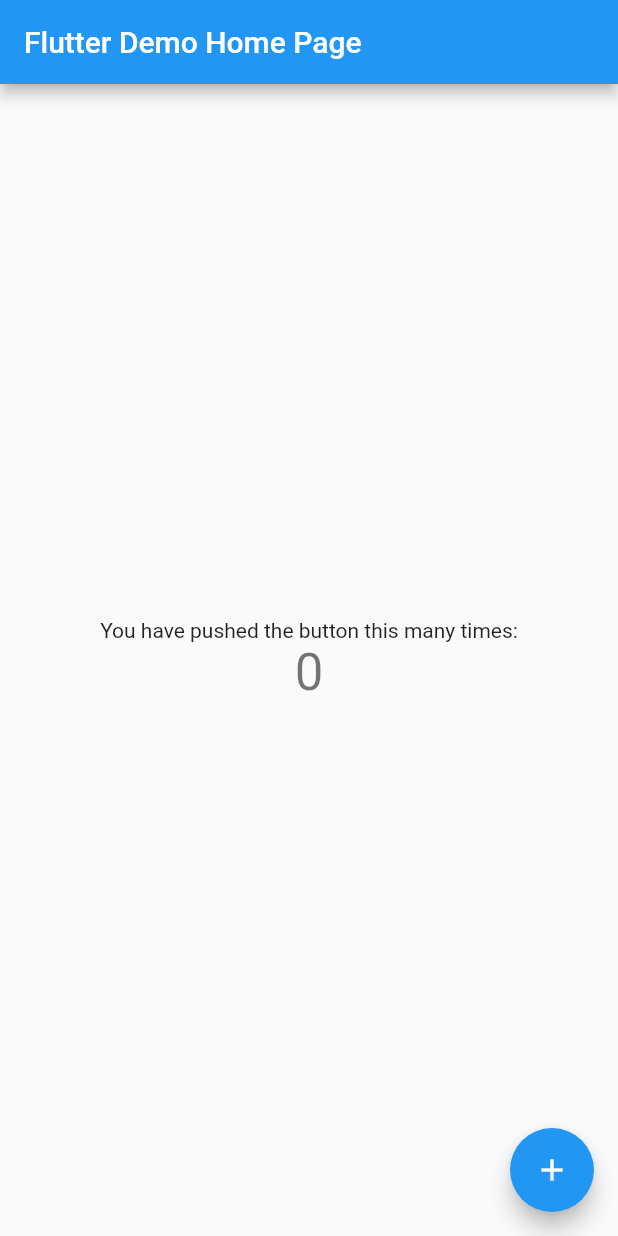
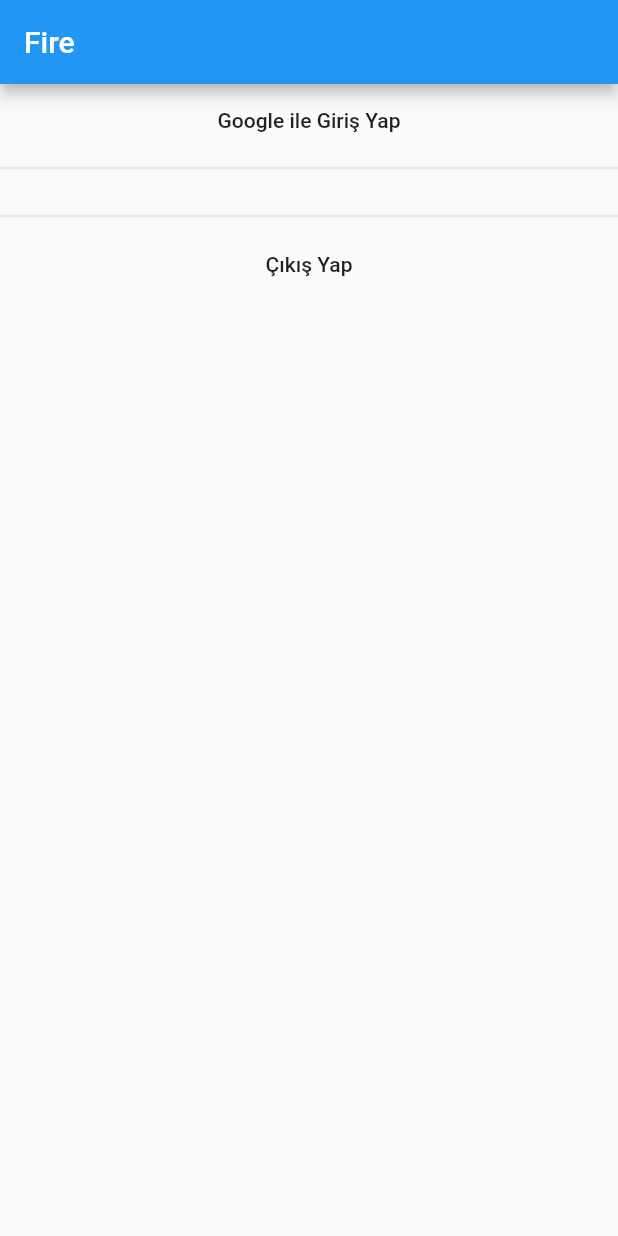
Before and after one commit to mcankulpu/fire, a Flutter app: the screen it shows after launch, on a phone screen of 412 x 824 dp. Run offline on Flutter 3.47's test engine with Material 2 defaults, Android fonts, the phone set to English and light mode, and no system bars; our stand-ins replace firebase_auth, firebase_core, google_sign_in; accounts and stored records are empty.

Commit message:
google-sign-in

```diff
--- a/lib/main.dart
+++ b/lib/main.dart
@@ -1,8 +1,21 @@
 import 'package:flutter/material.dart';
+import 'package:firebase_core/firebase_core.dart';
+import 'package:firebase_auth/firebase_auth.dart';
+import 'package:google_sign_in/google_sign_in.dart';
 
 void main() {
+  WidgetsFlutterBinding.ensureInitialized();
   runApp(MyApp());
 }
+
+GoogleSignIn _googleSignIn = GoogleSignIn(
+  scopes: [
+    'email',
+    'https://www.googleapis.com/auth/contacts.readonly',
+  ],
+);
+
+
 
 class MyApp extends StatelessWidget {
   // This widget is the root of your application.
@@ -11,33 +24,15 @@ class MyApp extends StatelessWidget {
     return MaterialApp(
       title: 'Flutter Demo',
       theme: ThemeData(
-        // This is the theme of your application.
-        //
-        // Try running your application with "flutter run". You'll see the
-        // application has a blue toolbar. Then, without quitting the app, try
-        // changing the primarySwatch below to Colors.green and then invoke
-        // "hot reload" (press "r" in the console where you ran "flutter run",
-        // or simply save your changes to "hot reload" in a Flutter IDE).
-        // Notice that the counter didn't reset back to zero; the application
-        // is not restarted.
         primarySwatch: Colors.blue,
       ),
-      home: MyHomePage(title: 'Flutter Demo Home Page'),
+      home: MyHomePage(title: 'Fire'),
     );
   }
 }
 
 class MyHomePage extends StatefulWidget {
   MyHomePage({Key? key, required this.title}) : super(key: key);
-
-  // This widget is the home page of your application. It is stateful, meaning
-  // that it has a State object (defined below) that contains fields that affect
-  // how it looks.
-
-  // This class is the configuration for the state. It holds the values (in this
-  // case the title) provided by the parent (in this case the App widget) and
-  // used by the build method of the State. Fields in a Widget subclass are
-  // always marked "final".
 
   final String title;
 
@@ -46,17 +41,64 @@ class MyHomePage extends StatefulWidget {
 }
 
 class _MyHomePageState extends State<MyHomePage> {
-  int _counter = 0;
+  var username;
+  var userimg;
+  void initializeFlutterFire() async {
+    try {
+      // Wait for Firebase to initialize and set `_initialized` state to true
+      await Firebase.initializeApp();
+    } catch (e) {}
+  }
 
-  void _incrementCounter() {
+  Future signInWithGoogle() async {
+    // Trigger the authentication flow
+    final GoogleSignInAccount? googleUser = await _googleSignIn.signIn();
+
+    // Obtain the auth details from the request
+    final GoogleSignInAuthentication googleAuth =
+        await googleUser!.authentication;
+
+    // Create a new credential
+    final credential = GoogleAuthProvider.credential(
+      accessToken: googleAuth.accessToken,
+      idToken: googleAuth.idToken,
+    );
+
+    await FirebaseAuth.instance.signInWithCredential(credential);
+
     setState(() {
-      // This call to setState tells the Flutter framework that something has
-      // changed in this State, which causes it to rerun the build method below
-      // so that the display can reflect the updated values. If we changed
-      // _counter without calling setState(), then the build method would not be
-      // called again, and so nothing would appear to happen.
-      _counter++;
+      username = _googleSignIn.currentUser!.displayName;
+      userimg = _googleSignIn.currentUser!.photoUrl;
     });
+  }
+
+  Future<void> _signOut() async {
+    await FirebaseAuth.instance.signOut();
+    await _googleSignIn.signOut();
+    setState(() {
+      username = "";
+      userimg = "";
+    });
+  }
+
+
+  @override
+  void initState() {
+    initializeFlutterFire();
+    super.initState();
+
+      _googleSignIn.onCurrentUserChanged.listen((account)
+{
+
+       setState(() {
+      username = _googleSignIn.currentUser?.displayName;
+      userimg = _googleSignIn.currentUser?.photoUrl;
+    });
+
+
+});
+_googleSignIn.signInSilently();
+
   }
 
   @override
@@ -74,40 +116,35 @@ class _MyHomePageState extends State<MyHomePage> {
         title: Text(widget.title),
       ),
       body: Center(
-        // Center is a layout widget. It takes a single child and positions it
-        // in the middle of the parent.
-        child: Column(
-          // Column is also a layout widget. It takes a list of children and
-          // arranges them vertically. By default, it sizes itself to fit its
-          // children horizontally, and tries to be as tall as its parent.
-          //
-          // Invoke "debug painting" (press "p" in the console, choose the
-          // "Toggle Debug Paint" action from the Flutter Inspector in Android
-          // Studio, or the "Toggle Debug Paint" command in Visual Studio Code)
-          // to see the wireframe for each widget.
-          //
-          // Column has various properties to control how it sizes itself and
-          // how it positions its children. Here we use mainAxisAlignment to
-          // center the children vertically; the main axis here is the vertical
-          // axis because Columns are vertical (the cross axis would be
-          // horizontal).
-          mainAxisAlignment: MainAxisAlignment.center,
-          children: <Widget>[
-            Text(
-              'You have pushed the button this many times:',
+          child: Column(
+        children: [
+          MaterialButton(
+            onPressed: signInWithGoogle,
+            child: Text("Google ile Giriş Yap"),
+          ),
+          Divider(),
+          Padding(
+            padding: const EdgeInsets.all(8.0),
+            child: Row(
+              mainAxisAlignment: MainAxisAlignment.center,
+              children: [
+                userimg == null
+                    ? SizedBox()
+                    : CircleAvatar(
+                        backgroundImage: NetworkImage(userimg),backgroundColor: Colors.transparent,
+                      ),
+                      SizedBox(width: 10,),
+                username == null ? SizedBox() : Text(username)
+              ],
             ),
-            Text(
-              '$_counter',
-              style: Theme.of(context).textTheme.headline4,
-            ),
-          ],
-        ),
-      ),
-      floatingActionButton: FloatingActionButton(
-        onPressed: _incrementCounter,
-        tooltip: 'Increment',
-        child: Icon(Icons.add),
-      ), // This trailing comma makes auto-formatting nicer for build methods.
+          ),
+          Divider(),
+          MaterialButton(
+            onPressed: _signOut,
+            child: Text("Çıkış Yap"),
+          ),
+        ],
+      )),
     );
   }
 }
--- a/pubspec.yaml
+++ b/pubspec.yaml
@@ -28,6 +28,10 @@ dependencies:
   # The following adds the Cupertino Icons font to your application.
   # Use with the CupertinoIcons class for iOS style icons.
   cupertino_icons: ^1.0.2
+  firebase_core: "^1.3.0"
+  firebase_auth: "^1.4.1"
+  google_sign_in: ^5.0.0-nullsafety
+
 
 dev_dependencies:
   flutter_test:
```
Also changed, not shown: pubspec.lock, 4 other files.
